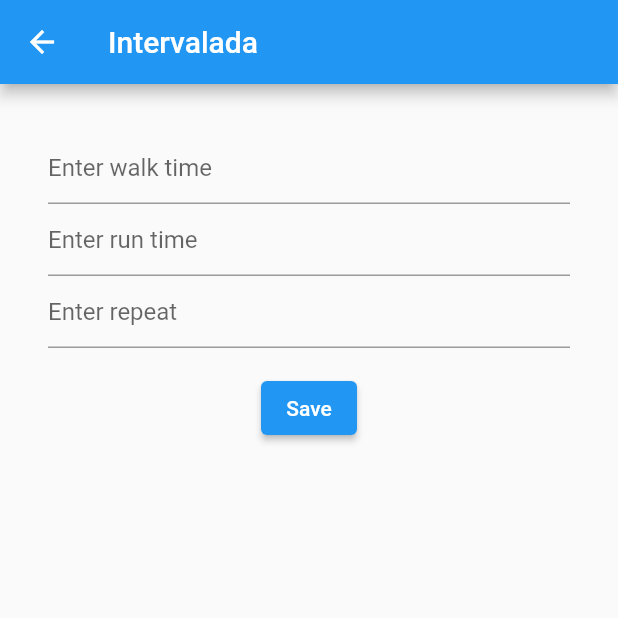
After one commit to FJeanC/Corra_flutter, a Flutter app: the IntervaladaView screen opened by its route, on a phone screen of 412 x 824 dp, the top half of it. The commit adds this screen. Run offline on Flutter 3.47's test engine with Material 2 defaults, Android fonts, the phone set to English and light mode, and no system bars; our stand-ins replace bloc, cloud_firestore, equatable, firebase_auth, firebase_core, flutter_bloc and 3 more; accounts and stored records are empty; network calls fail.

Commit message:
intervalada ( incompleta)

```diff
--- a/lib/constants/routes.dart
+++ b/lib/constants/routes.dart
@@ -1,2 +1,3 @@
 const listRuns = '/runs/list_runs/';
-const mainPage = '/runs/main_page';
+const mainPage = '/runs/main_page/';
+const intervaladaRoute = '/intervalada/intervalada_view/';
--- a/lib/main.dart
+++ b/lib/main.dart
@@ -1,5 +1,5 @@
-import 'package:corra/main_page.dart';
-import 'package:corra/views/runs/run_view.dart';
+import 'package:corra/views/intervalada/intervalada_view.dart';
+import 'package:corra/views/main_page_view.dart';
 import 'package:flutter/material.dart';
 import 'package:flutter_bloc/flutter_bloc.dart';
 import 'package:corra/constants/routes.dart';
@@ -78,6 +78,7 @@ class MyApp extends StatelessWidget {
       ),
       routes: {
         mainPage: (context) => const MainPageView(),
+        intervaladaRoute: (context) => const IntervaladaView(),
       },
     );
   }
--- a/lib/views/forgot_password_view.dart
+++ b/lib/views/forgot_password_view.dart
@@ -1,7 +1,4 @@
-import 'package:flutter/cupertino.dart';
 import 'package:flutter/material.dart';
-import 'package:flutter/src/foundation/key.dart';
-import 'package:flutter/src/widgets/framework.dart';
 import 'package:flutter_bloc/flutter_bloc.dart';
 import 'package:corra/services/auth/bloc/auth_bloc.dart';
 import 'package:corra/services/auth/bloc/auth_event.dart';
@@ -39,6 +36,7 @@ class _ForgotPasswordViewState extends State<ForgotPasswordView> {
             _controller.clear();
             await showPasswordResetSendDialog(context);
           }
+          if (!mounted) return;
           if (state.exception != null) {
             await showErrorDialog(
               context,
--- /dev/null
+++ b/lib/views/intervalada/intervalada_provider.dart
@@ -0,0 +1,53 @@
+import 'package:vibration/vibration.dart';
+
+class IntervaladaProvider {
+  static final IntervaladaProvider _shared =
+      IntervaladaProvider._sharedInstance();
+  IntervaladaProvider._sharedInstance();
+  factory IntervaladaProvider() => _shared;
+
+  bool _nextVibrationType =
+      true; // true para walkTime VIB, falso para runTime VIB
+  int _repeat = 0;
+  int _walkTime = 0;
+  int _runTime = 0;
+  int _holdTime = 0;
+  final pattern = [0, 1000, 300, 1000];
+
+  int get getRepeat => _repeat;
+  set addTime(int value) {
+    _holdTime += value;
+  }
+
+  void initializeIntervalada({required int r, required int wT, required rT}) {
+    _repeat = r;
+    _walkTime = wT;
+    _runTime = rT;
+    _holdTime = 0;
+    print(_repeat);
+    print(_walkTime);
+    print(_runTime);
+  }
+
+  void walkLoop() {
+    Vibration.vibrate(duration: 1400);
+    _nextVibrationType = !_nextVibrationType;
+  }
+
+  void runLoop() {
+    Vibration.vibrate(pattern: pattern);
+    _nextVibrationType = !_nextVibrationType;
+  }
+
+  void handleRepetion() {
+    print('HoldTIme: $_holdTime');
+    if (_nextVibrationType && _holdTime % _walkTime == 0) {
+      runLoop();
+      _holdTime = 0;
+    } else if (!_nextVibrationType && _holdTime % _runTime == 0) {
+      walkLoop();
+      _holdTime = 0;
+      _repeat -= 1;
+    }
+  }
+}
--- /dev/null
+++ b/lib/views/intervalada/intervalada_view.dart
@@ -0,0 +1,87 @@
+import 'package:flutter/material.dart';
+import 'package:corra/views/intervalada/intervalada_provider.dart';
+
+class IntervaladaView extends StatefulWidget {
+  const IntervaladaView({Key? key}) : super(key: key);
+
+  @override
+  State<IntervaladaView> createState() => _IntervaladaViewState();
+}
+
+class _IntervaladaViewState extends State<IntervaladaView> {
+  late final TextEditingController _walkTime;
+  late final TextEditingController _runTime;
+  late final TextEditingController _repeat;
+  final intervaladaController = IntervaladaProvider();
+  @override
+  void initState() {
+    _walkTime = TextEditingController();
+    _runTime = TextEditingController();
+    _repeat = TextEditingController();
+    super.initState();
+  }
+
+  @override
+  void dispose() {
+    _walkTime.dispose();
+    _runTime.dispose();
+    _repeat.dispose();
+    super.dispose();
+  }
+
+  @override
+  Widget build(BuildContext context) {
+    return Scaffold(
+        appBar: AppBar(
+          title: const Text('Intervalada'),
+        ),
+        body: Padding(
+          padding: const EdgeInsets.all(32),
+          child: Column(
+            children: [
+              TextField(
+                controller: _walkTime,
+                enableSuggestions: false,
+                autocorrect: false,
+                keyboardType: TextInputType.number,
+                decoration: const InputDecoration(
+                  hintText: 'Enter walk time',
+                ),
+              ),
+              TextField(
+                controller: _runTime,
+                enableSuggestions: false,
+                autocorrect: false,
+                keyboardType: TextInputType.number,
+                decoration: const InputDecoration(
+                  hintText: 'Enter run time',
+                ),
+              ),
+              TextField(
+                controller: _repeat,
+                enableSuggestions: false,
+                autocorrect: false,
+                keyboardType: TextInputType.number,
+                decoration: const InputDecoration(
+                  hintText: 'Enter repeat',
+                ),
+              ),
+              Padding(
+                padding: const EdgeInsets.only(top: 16),
+                child: ElevatedButton(
+                  onPressed: () {
+                    intervaladaController.initializeIntervalada(
+                      r: int.parse(_repeat.text),
+                      wT: int.parse(_walkTime.text),
+                      rT: int.parse(_runTime.text),
+                    );
+                    Navigator.of(context).pop();
+                  },
+                  child: const Text('Save'),
+                ),
+              )
+            ],
+          ),
+        ));
+  }
+}
--- a/lib/views/login_view.dart
+++ b/lib/views/login_view.dart
@@ -1,12 +1,10 @@
 import 'package:flutter/material.dart';
 import 'package:flutter_bloc/flutter_bloc.dart';
-import 'package:corra/constants/routes.dart';
 import 'package:corra/services/auth/auth_exceptions.dart';
 import 'package:corra/services/auth/bloc/auth_bloc.dart';
 import 'package:corra/services/auth/bloc/auth_event.dart';
 import 'package:corra/services/auth/bloc/auth_state.dart';
 import 'package:corra/utilities/dialogs/error_dialog.dart';
-import 'package:corra/utilities/dialogs/loading_dialog.dart';
 
 class LoginView extends StatefulWidget {
   const LoginView({Key? key}) : super(key: key);
--- a/lib/main_page.dart
+++ b/lib/views/main_page_view.dart
@@ -1,4 +1,4 @@
-import 'package:corra/cronometro_view.dart';
+import 'package:corra/views/cronometro/cronometro_view.dart';
 import 'package:corra/views/runs/run_view.dart';
 import 'package:flutter/material.dart';
 
@@ -25,7 +25,9 @@ class _MainPageViewState extends State<MainPageView> {
           indicatorColor: Colors.blue.shade100,
         ),
         child: NavigationBar(
-          onDestinationSelected: (index) => setState(() => this.index = index),
+          onDestinationSelected: (index) => setState(() {
+            this.index = index;
+          }),
           selectedIndex: index,
           destinations: const [
             NavigationDestination(
--- a/lib/views/register_view.dart
+++ b/lib/views/register_view.dart
@@ -1,8 +1,6 @@
 import 'package:flutter/material.dart';
 import 'package:flutter_bloc/flutter_bloc.dart';
-import 'package:corra/constants/routes.dart';
 import 'package:corra/services/auth/auth_exceptions.dart';
-import 'package:corra/services/auth/auth_service.dart';
 import 'package:corra/services/auth/bloc/auth_bloc.dart';
 import 'package:corra/services/auth/bloc/auth_event.dart';
 import 'package:corra/services/auth/bloc/auth_state.dart';
--- a/pubspec.yaml
+++ b/pubspec.yaml
@@ -50,6 +50,7 @@ dependencies:
   bloc: ^8.1.0
   flutter_bloc: ^8.1.1
   equatable: ^2.0.3
+  vibration: ^1.7.6
 
 dev_dependencies:
   flutter_test:
```
Also changed, not shown: lib/cronometro_final.dart (deleted, +0 -183 lines), lib/main_not_used.dart (deleted, +0 -86 lines), lib/views/cronometro/cronometro_view.dart (renamed from lib/cronometro_view.dart, +20 -5 lines), pubspec.lock.
